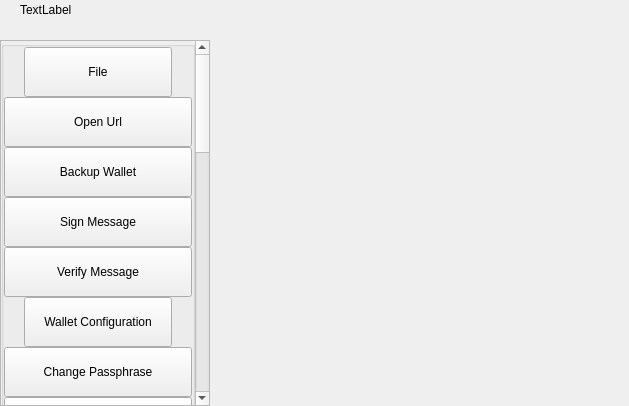
Qt form src/qt/vitae/settings/forms/settingswidget.ui (VitaeTeam/Vitae) before a commit.
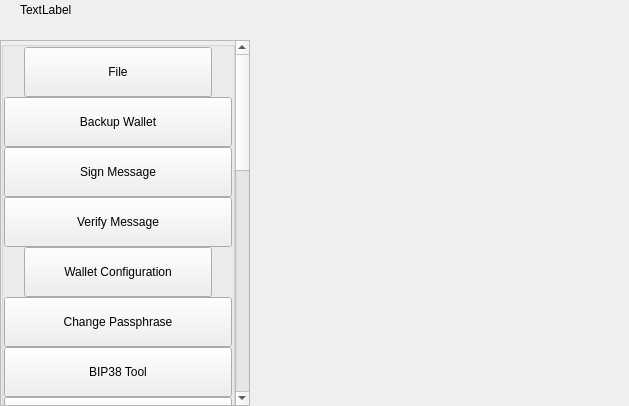
The same form after that commit.

```diff
--- a/src/qt/vitae/settings/forms/settingswidget.ui
+++ b/src/qt/vitae/settings/forms/settingswidget.ui
@@ -31,6 +31,12 @@
    </property>
    <item>
     <widget class="QWidget" name="left" native="true">
+     <property name="minimumSize">
+      <size>
+       <width>250</width>
+       <height>0</height>
+      </size>
+     </property>
      <layout class="QVBoxLayout" name="verticalLayout_3">
       <property name="leftMargin">
        <number>0</number>
@@ -122,8 +128,8 @@
               <rect>
                <x>0</x>
                <y>0</y>
-               <width>204</width>
-               <height>1138</height>
+               <width>230</width>
+               <height>1187</height>
               </rect>
              </property>
              <property name="autoFillBackground">
@@ -227,34 +233,6 @@
                       <property name="bottomMargin">
                        <number>0</number>
                       </property>
-                      <item>
-                       <widget class="QPushButton" name="pushButtonFile1">
-                        <property name="minimumSize">
-                         <size>
-                          <width>0</width>
-                          <height>50</height>
-                         </size>
-                        </property>
-                        <property name="maximumSize">
-                         <size>
-                          <width>16777215</width>
-                          <height>50</height>
-                         </size>
-                        </property>
-                        <property name="text">
-                         <string>Open Url</string>
-                        </property>
-                        <property name="checkable">
-                         <bool>true</bool>
-                        </property>
-                        <property name="checked">
-                         <bool>false</bool>
-                        </property>
-                        <property name="autoExclusive">
-                         <bool>true</bool>
-                        </property>
-                       </widget>
-                      </item>
                       <item>
                        <widget class="QPushButton" name="pushButtonFile2">
                         <property name="minimumSize">
@@ -417,31 +395,6 @@
                         </property>
                        </widget>
                       </item>
-                      <item>
-                       <widget class="QPushButton" name="pushButtonConfiguration2">
-                        <property name="minimumSize">
-                         <size>
-                          <width>0</width>
-                          <height>50</height>
-                         </size>
-                        </property>
-                        <property name="maximumSize">
-                         <size>
-                          <width>16777215</width>
-                          <height>50</height>
-                         </size>
-                        </property>
-                        <property name="text">
-                         <string>Lock and Unlocked </string>
-                        </property>
-                        <property name="checkable">
-                         <bool>true</bool>
-                        </property>
-                        <property name="autoExclusive">
-                         <bool>true</bool>
-                        </property>
-                       </widget>
-                      </item>
                       <item>
                        <widget class="QPushButton" name="pushButtonConfiguration3">
                         <property name="minimumSize">
@@ -791,56 +744,6 @@
                         </property>
                        </widget>
                       </item>
-                      <item>
-                       <widget class="QPushButton" name="pushButtonTools3">
-                        <property name="minimumSize">
-                         <size>
-                          <width>0</width>
-                          <height>50</height>
-                         </size>
-                        </property>
-                        <property name="maximumSize">
-                         <size>
-                          <width>16777215</width>
-                          <height>50</height>
-                         </size>
-                        </property>
-                        <property name="text">
-                         <string>Network Monitor</string>
-                        </property>
-                        <property name="checkable">
-                         <bool>true</bool>
-                        </property>
-                        <property name="autoExclusive">
-                         <bool>true</bool>
-                        </property>
-                       </widget>
-                      </item>
-                      <item>
-                       <widget class="QPushButton" name="pushButtonTools4">
-                        <property name="minimumSize">
-                         <size>
-                          <width>0</width>
-                          <height>50</height>
-                         </size>
-                        </property>
-                        <property name="maximumSize">
-                         <size>
-                          <width>16777215</width>
-                          <height>50</height>
-                         </size>
-                        </property>
-                        <property name="text">
-                         <string>Peers List</string>
-                        </property>
-                        <property name="checkable">
-                         <bool>true</bool>
-                        </property>
-                        <property name="autoExclusive">
-                         <bool>true</bool>
-                        </property>
-                       </widget>
-                      </item>
                       <item>
                        <widget class="QPushButton" name="pushButtonTools5">
                         <property name="minimumSize">
```
